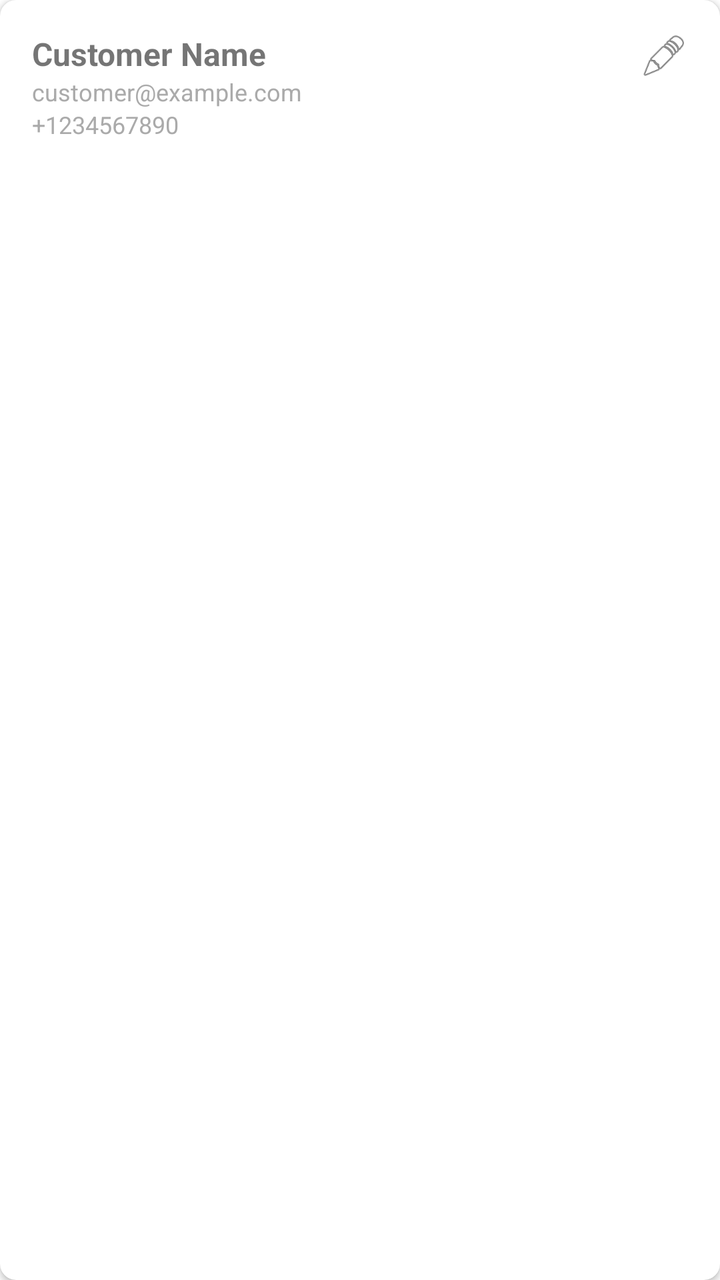
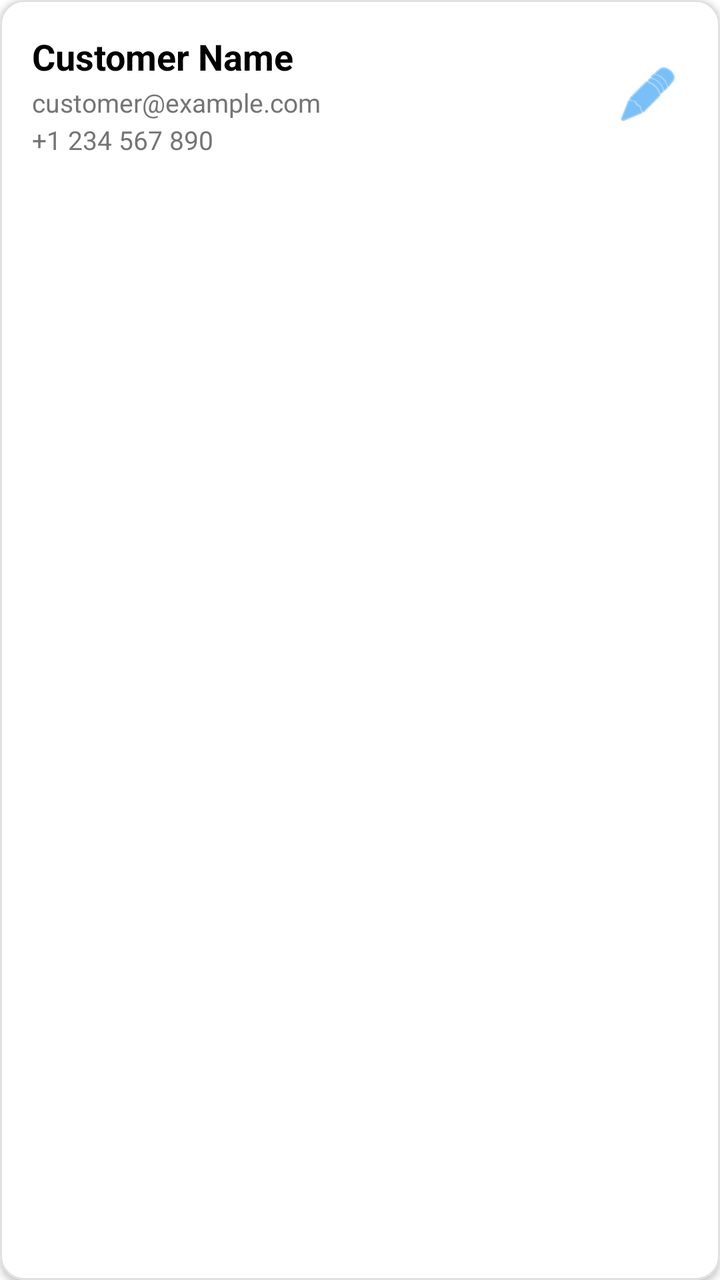

Two renders of the same Android screen: before a commit and after it. Below are the layout's source before the change and the commit's diff.
<!-- AndroidManifest.xml: application theme Theme.InvoiceApp -->
<!-- res/layout/item_customer.xml -->
<?xml version="1.0" encoding="utf-8"?>
<androidx.cardview.widget.CardView xmlns:android="http://schemas.android.com/apk/res/android"
    xmlns:app="http://schemas.android.com/apk/res-auto"
    android:layout_width="match_parent"
    android:layout_height="wrap_content"
    android:layout_marginBottom="8dp"
    app:cardCornerRadius="8dp"
    app:cardElevation="2dp">

    <LinearLayout
        android:layout_width="match_parent"
        android:layout_height="wrap_content"
        android:orientation="horizontal"
        android:padding="16dp">

        <LinearLayout
            android:layout_width="0dp"
            android:layout_height="wrap_content"
            android:layout_weight="1"
            android:orientation="vertical">

            <TextView
                android:id="@+id/tvCustomerName"
                android:layout_width="wrap_content"
                android:layout_height="wrap_content"
                android:text="Customer Name"
                android:textSize="16sp"
                android:textStyle="bold" />

            <TextView
                android:id="@+id/tvCustomerEmail"
                android:layout_width="wrap_content"
                android:layout_height="wrap_content"
                android:text="customer@example.com"
                android:textSize="12sp"
                android:textColor="@android:color/darker_gray" />

            <TextView
                android:id="@+id/tvCustomerPhone"
                android:layout_width="wrap_content"
                android:layout_height="wrap_content"
                android:text="+1234567890"
                android:textSize="12sp"
                android:textColor="@android:color/darker_gray" />

        </LinearLayout>

        <ImageView
            android:layout_width="24dp"
            android:layout_height="24dp"
            android:src="@android:drawable/ic_menu_edit"
            android:contentDescription="Edit" />

    </LinearLayout>

</androidx.cardview.widget.CardView>
<!-- resources referenced by this layout -->
<resources>
  <style name="Theme.InvoiceApp" parent="Theme.MaterialComponents.DayNight.NoActionBar">
          <item name="colorPrimary">@color/primary</item>
          <item name="colorPrimaryVariant">@color/primary_dark</item>
          <item name="colorOnPrimary">@color/white</item>
          <item name="colorSecondary">@color/accent</item>
          <item name="colorSecondaryVariant">@color/accent</item>
          <item name="colorOnSecondary">@color/black</item>
          <item name="android:statusBarColor">?attr/colorPrimaryVariant</item>
          <item name="bottomNavigationStyle">@style/Widget.App.BottomNavigationView</item>
      </style>
  <color name="primary">#2196F3</color>
  <color name="primary_dark">#1976D2</color>
  <color name="white">#FFFFFFFF</color>
  <color name="accent">#FF9800</color>
  <color name="black">#FF000000</color>
  <style name="Widget.App.BottomNavigationView" parent="Widget.MaterialComponents.BottomNavigationView.Colored">
          <item name="backgroundTint">@color/white</item>
          <item name="itemIconTint">@color/bottom_nav_colors</item>
          <item name="itemTextColor">@color/bottom_nav_colors</item>
          <item name="itemRippleColor">@color/primary</item>
      </style>
</resources>

<!-- the commit's change to res/layout/item_customer.xml (unified diff, before → after) -->
@@ -1,17 +1,21 @@
 <?xml version="1.0" encoding="utf-8"?>
-<androidx.cardview.widget.CardView xmlns:android="http://schemas.android.com/apk/res/android"
+<com.google.android.material.card.MaterialCardView xmlns:android="http://schemas.android.com/apk/res/android"
     xmlns:app="http://schemas.android.com/apk/res-auto"
     android:layout_width="match_parent"
     android:layout_height="wrap_content"
-    android:layout_marginBottom="8dp"
-    app:cardCornerRadius="8dp"
-    app:cardElevation="2dp">
+    android:layout_marginBottom="12dp"
+    android:layout_marginHorizontal="4dp"
+    app:cardCornerRadius="12dp"
+    app:cardElevation="2dp"
+    app:strokeWidth="1dp"
+    app:strokeColor="#E0E0E0">
 
     <LinearLayout
         android:layout_width="match_parent"
         android:layout_height="wrap_content"
         android:orientation="horizontal"
-        android:padding="16dp">
+        android:padding="16dp"
+        android:gravity="center_vertical">
 
         <LinearLayout
             android:layout_width="0dp"
@@ -24,33 +28,38 @@
                 android:layout_width="wrap_content"
                 android:layout_height="wrap_content"
                 android:text="Customer Name"
-                android:textSize="16sp"
-                android:textStyle="bold" />
+                android:textSize="18sp"
+                android:textStyle="bold"
+                android:textColor="?attr/colorOnSurface" />
 
             <TextView
                 android:id="@+id/tvCustomerEmail"
                 android:layout_width="wrap_content"
                 android:layout_height="wrap_content"
+                android:layout_marginTop="2dp"
                 android:text="customer@example.com"
-                android:textSize="12sp"
-                android:textColor="@android:color/darker_gray" />
+                android:textSize="13sp"
+                android:textColor="@color/gray_600" />
 
             <TextView
                 android:id="@+id/tvCustomerPhone"
                 android:layout_width="wrap_content"
                 android:layout_height="wrap_content"
-                android:text="+1234567890"
-                android:textSize="12sp"
-                android:textColor="@android:color/darker_gray" />
+                android:layout_marginTop="1dp"
+                android:text="+1 234 567 890"
+                android:textSize="13sp"
+                android:textColor="@color/gray_600" />
 
         </LinearLayout>
 
-        <ImageView
-            android:layout_width="24dp"
-            android:layout_height="24dp"
+        <ImageButton
+            android:layout_width="40dp"
+            android:layout_height="40dp"
             android:src="@android:drawable/ic_menu_edit"
+            android:background="?attr/selectableItemBackgroundBorderless"
+            app:tint="@color/primary"
             android:contentDescription="Edit" />
 
     </LinearLayout>
 
-</androidx.cardview.widget.CardView>
+</com.google.android.material.card.MaterialCardView>
<!-- resource entries referenced after the edit -->
@@ -1,5 +1,6 @@
 <!-- resources referenced by this layout -->
 <resources>
+  <color name="gray_600">#757575</color>
   <style name="Theme.InvoiceApp" parent="Theme.MaterialComponents.DayNight.NoActionBar">
           <item name="colorPrimary">@color/primary</item>
           <item name="colorPrimaryVariant">@color/primary_dark</item>
